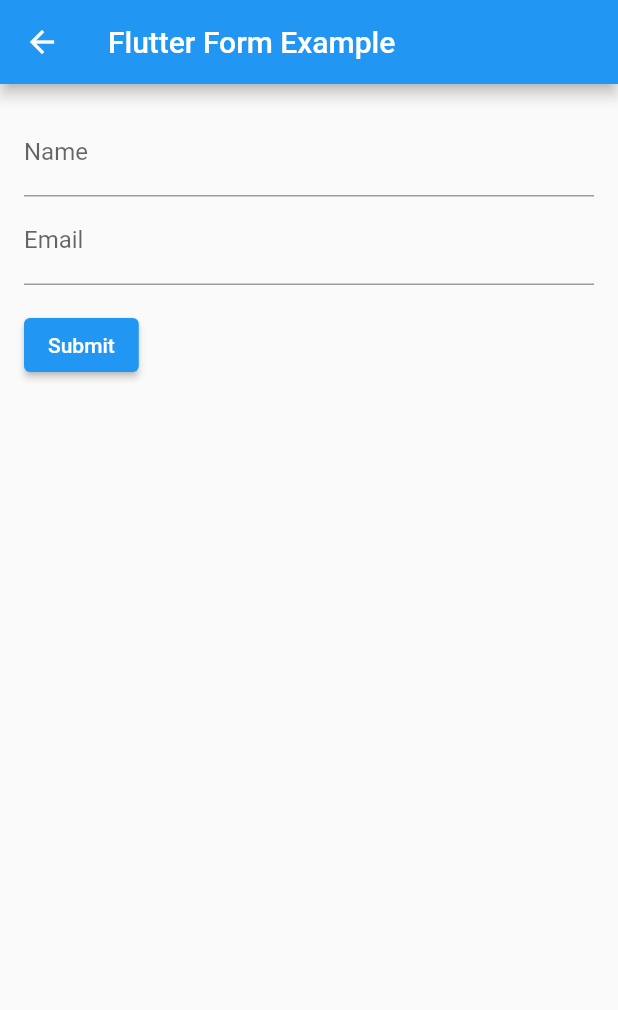
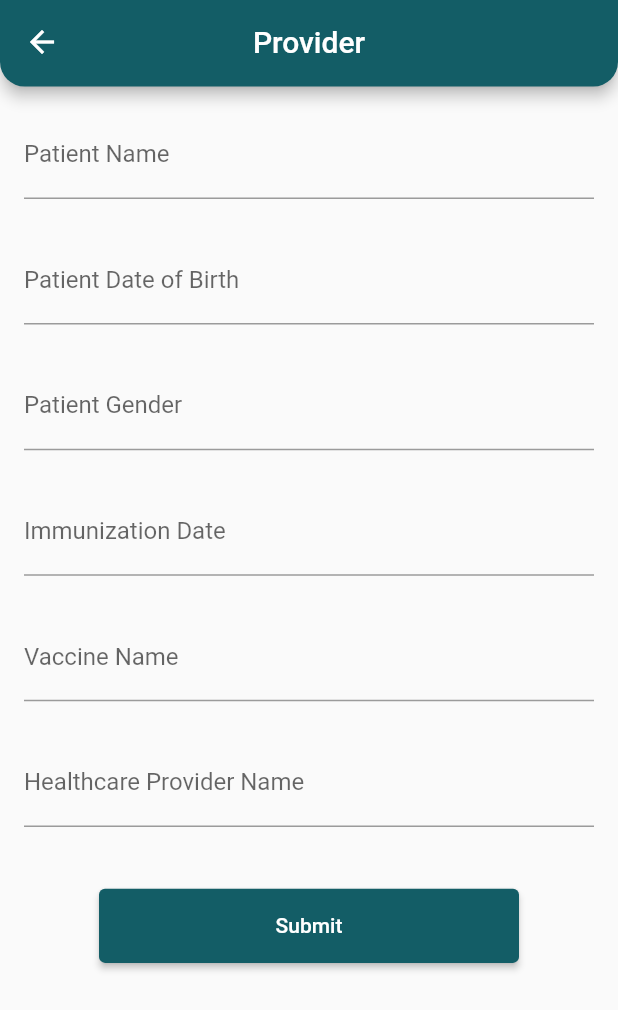
Before and after one commit to LeenSalah/ispm, a Flutter app: the Provider screen opened directly, on a phone screen of 412 x 824 dp. Shown: the top 1010 px of the screen. Run offline on Flutter 3.47's test engine with Material 3 defaults, Android fonts, the phone set to English and light mode, and no system bars; our stand-ins replace font_awesome_flutter, persistent_bottom_nav_bar, sizer, step_progress_indicator.

Commit message:
provider

```diff
--- a/lib/Screens/Provider.dart
+++ b/lib/Screens/Provider.dart
@@ -1,49 +1,59 @@
 import 'package:flutter/material.dart';
+import 'package:ispm/common/app_bar.dart';
+import 'package:sizer/sizer.dart';
 
 class Provider extends StatefulWidget {
   @override
-  _MyFormState createState() => _MyFormState();
+  _ProviderState createState() => _ProviderState();
 }
 
-class _MyFormState extends State<Provider> {
-  final _formKey = GlobalKey<FormState>();
-  TextEditingController _nameController = TextEditingController();
-  TextEditingController _emailController = TextEditingController();
-
+class _ProviderState extends State<Provider> {
   @override
   Widget build(BuildContext context) {
     return Scaffold(
-      appBar: AppBar(
-        title: Text('Flutter Form Example'),
+      appBar: const CustomAppBar(
+        title: 'Provider',
       ),
       body: Padding(
-        padding: EdgeInsets.all(16.0),
+        padding: const EdgeInsets.all(16.0),
         child: Form(
-          key: _formKey,
-          child: Column(
-            crossAxisAlignment: CrossAxisAlignment.start,
-            children: <Widget>[
+          child: ListView(
+            children: [
               TextFormField(
-                controller: _nameController,
-                decoration: InputDecoration(
-                  labelText: 'Name',
-                ),
-
+                decoration: const InputDecoration(labelText: 'Patient Name'),
               ),
+              SizedBox(height: 3.h),
               TextFormField(
-                controller: _emailController,
-                decoration: InputDecoration(
-                  labelText: 'Email',
-                ),
-
+                decoration:
+                    const InputDecoration(labelText: 'Patient Date of Birth'),
               ),
+              SizedBox(height: 3.h),
+              TextFormField(
+                decoration: const InputDecoration(labelText: 'Patient Gender'),
+              ),
+              SizedBox(height: 3.h),
+              TextFormField(
+                decoration:
+                    const InputDecoration(labelText: 'Immunization Date'),
+              ),
+              SizedBox(height: 3.h),
+              TextFormField(
+                decoration: const InputDecoration(labelText: 'Vaccine Name'),
+              ),
+              SizedBox(height: 3.h),
+              TextFormField(
+                decoration: const InputDecoration(
+                    labelText: 'Healthcare Provider Name'),
+              ),
+              SizedBox(height: 5.h),
               Padding(
-                padding: EdgeInsets.symmetric(vertical: 16.0),
+                padding: const EdgeInsets.symmetric(horizontal: 50),
                 child: ElevatedButton(
-                  onPressed: () {
-
-                  },
-                  child: Text('Submit'),
+                  style: ElevatedButton.styleFrom(
+                      fixedSize: Size(5.w, 6.h),
+                      backgroundColor: Color(0xff135D66)),
+                  onPressed: () {},
+                  child: const Text('Submit'),
                 ),
               ),
             ],
--- a/lib/Screens/Users.dart
+++ b/lib/Screens/Users.dart
@@ -1,9 +1,11 @@
 import 'package:flutter/material.dart';
+import 'package:ispm/Screens/Provider.dart';
 import 'package:sizer/sizer.dart';
 
 import '../child_vaccines.dart';
 import '../children.dart';
 import '../individuals.dart';
+import '../nav_bar_screen.dart';
 
 class Users extends StatefulWidget {
   const Users({super.key});
@@ -50,7 +52,7 @@
                   Navigator.push(
                     context,
                     MaterialPageRoute(
-                        builder: (context) => const IndividualsPage()),
+                        builder: (context) =>  BottomNavBar()),
                   );
                 },
                 child: const Text(
@@ -68,7 +70,7 @@
                   Navigator.push(
                     context,
                     MaterialPageRoute(
-                        builder: (context) => const IndividualsPage()),
+                        builder: (context) =>  Provider()),
                   );
                 },
                 child: const Text(
--- a/lib/main.dart
+++ b/lib/main.dart
@@ -1,15 +1,8 @@
 import 'package:flutter/material.dart';
-import 'package:ispm/Screens/Login.dart';
-import 'package:ispm/Screens/Users.dart';
-import 'package:ispm/Screens/signup.dart';
-import 'package:ispm/nav_bar_screen.dart';
 import 'package:sizer/sizer.dart';
+import 'Screens/Home.dart';
 
-import 'Screens/Home.dart';
-import 'child_vaccines.dart';
-import 'children.dart';
-import 'individuals.dart';
-void main (){
+void main() {
   runApp(const Ispm());
 }
 
@@ -26,8 +19,16 @@
     return Sizer(builder: (context, orientation, deviceType) {
       return MaterialApp(
         debugShowCheckedModeBanner: false,
-        theme: ThemeData(useMaterial3: false),
-        home: Users(),);
+        theme: ThemeData(
+          useMaterial3: false,
+          inputDecorationTheme: const InputDecorationTheme(
+            focusedBorder: OutlineInputBorder(
+              borderSide: BorderSide(color: Color(0xff135D66)),
+            ),
+          ),
+        ),
+        home: Home(),
+      );
     });
   }
 }
```
